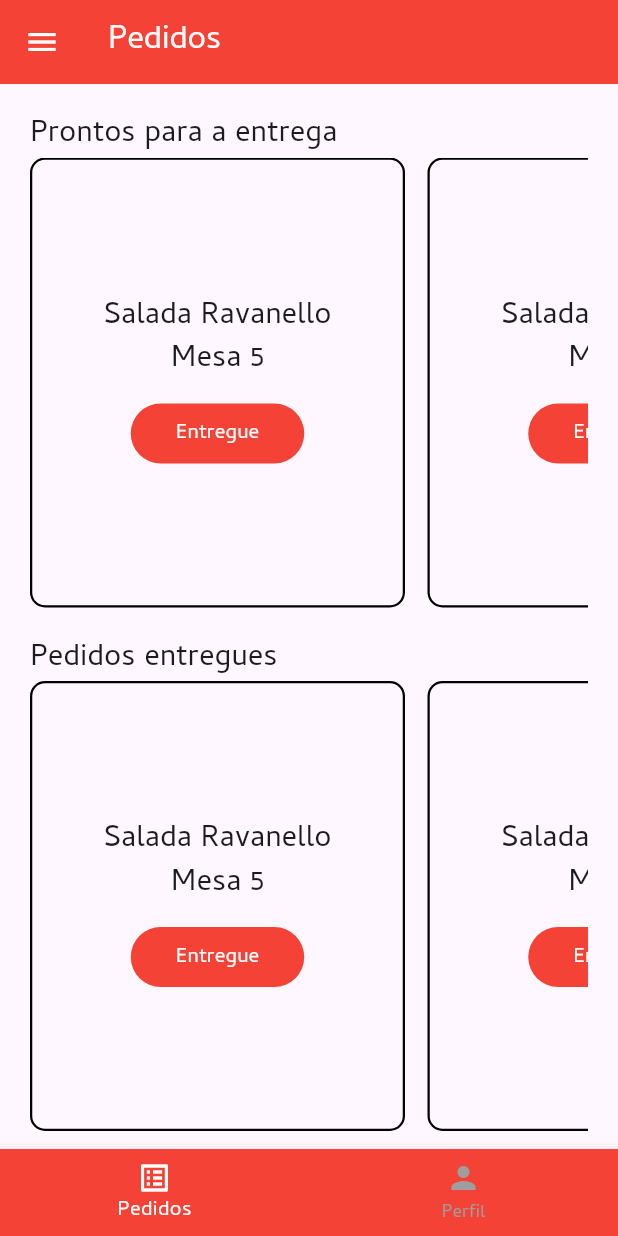
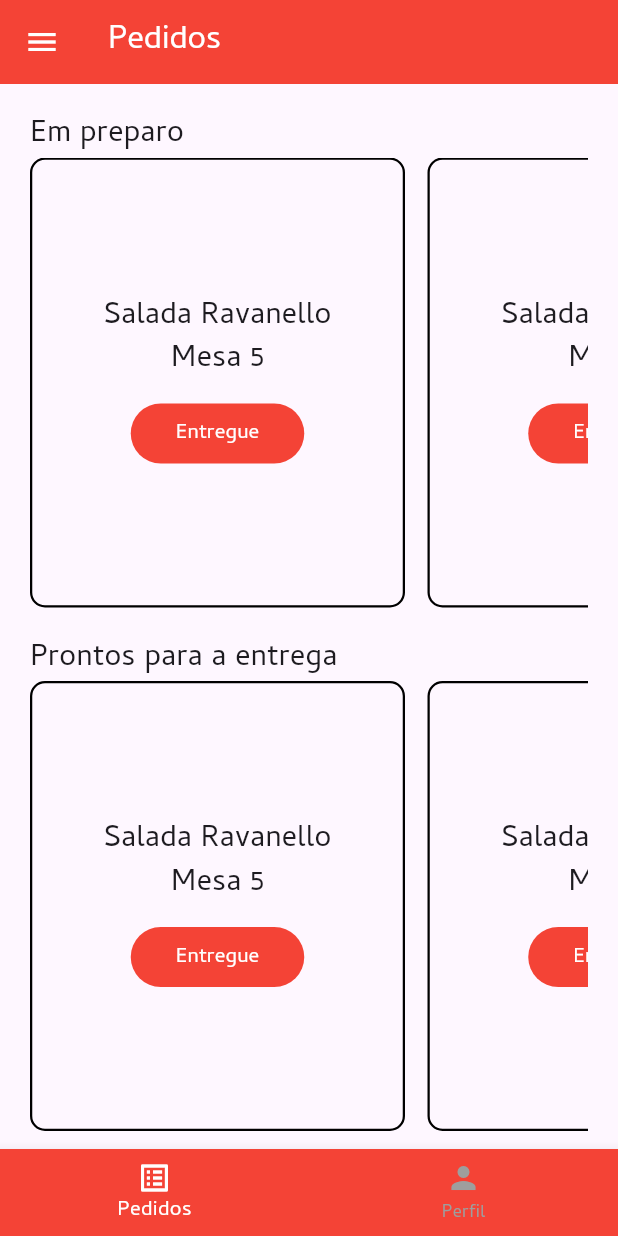
Before and after one commit to athosmartinez/faculdade-trabalhoFlutter, a Flutter app: the PedidosGarcomScreen screen opened by its route, on a phone screen of 412 x 824 dp. Run offline on Flutter 3.47's test engine with Material 3 defaults, Android fonts, the phone set to English and light mode, and no system bars; our stand-ins replace supabase, supabase_flutter; accounts and stored records are empty.

Commit message:
refactor: Update pedidos_garcom_screen layout and navigation

```diff
--- a/trabalhofaculdade_flutter/lib/screens/pedidos_garcom_screen.dart
+++ b/trabalhofaculdade_flutter/lib/screens/pedidos_garcom_screen.dart
@@ -25,13 +25,9 @@ class _PedidosGarcomScreenState extends State<PedidosGarcomScreen> {
           param1: ParamBottomNavigation(
               label: "Pedidos",
               icon: Icons.list_alt,
-              route: "pedidosGarcomScreen"
-          ),
+              route: "pedidosGarcomScreen"),
           param2: ParamBottomNavigation(
-              label: "Perfil",
-              icon: Icons.person,
-              route: "perfilGarcomScreen"
-          ),
+              label: "Perfil", icon: Icons.person, route: "perfilGarcomScreen"),
         ));
   }
 }
@@ -52,6 +48,9 @@ class _PedidosState extends State<Pedidos> {
         mainAxisAlignment: MainAxisAlignment.start,
         crossAxisAlignment: CrossAxisAlignment.start,
         children: <Widget>[
+          Text('Em preparo'),
+          ListItems(),
+          SizedBox(height: 20),
           Text('Prontos para a entrega'),
           ListItems(),
           SizedBox(height: 20),
```
